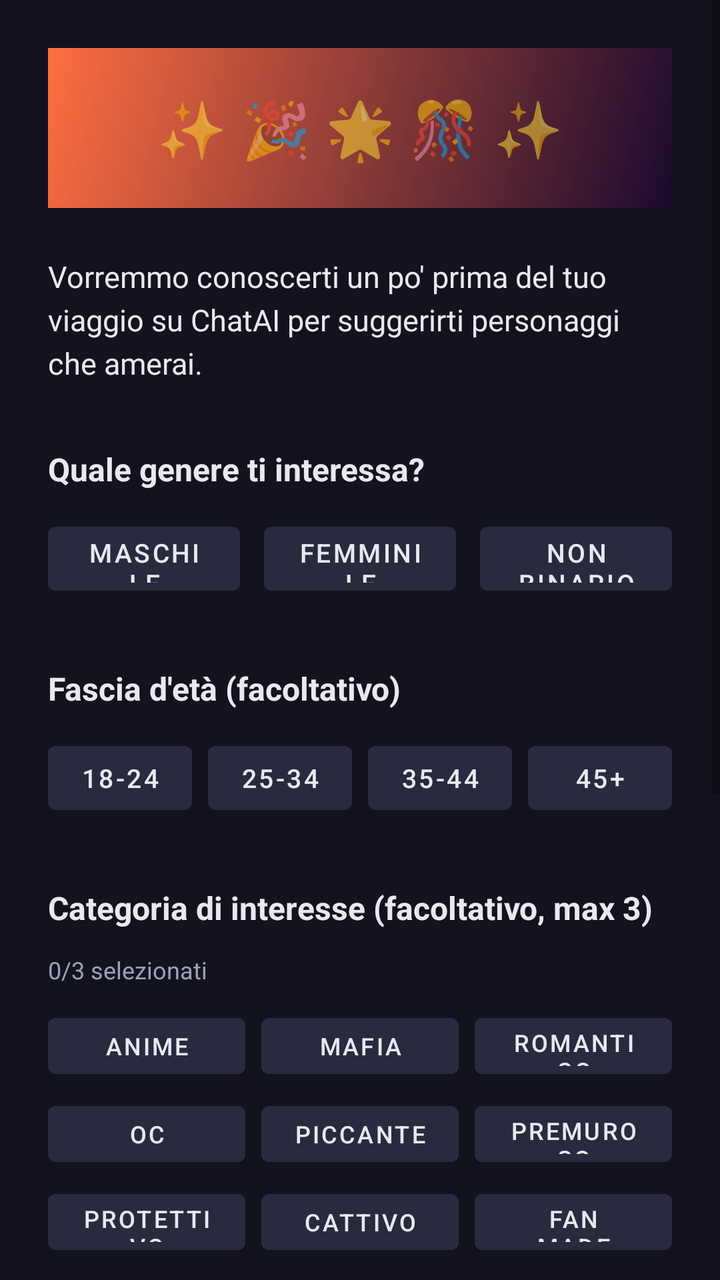
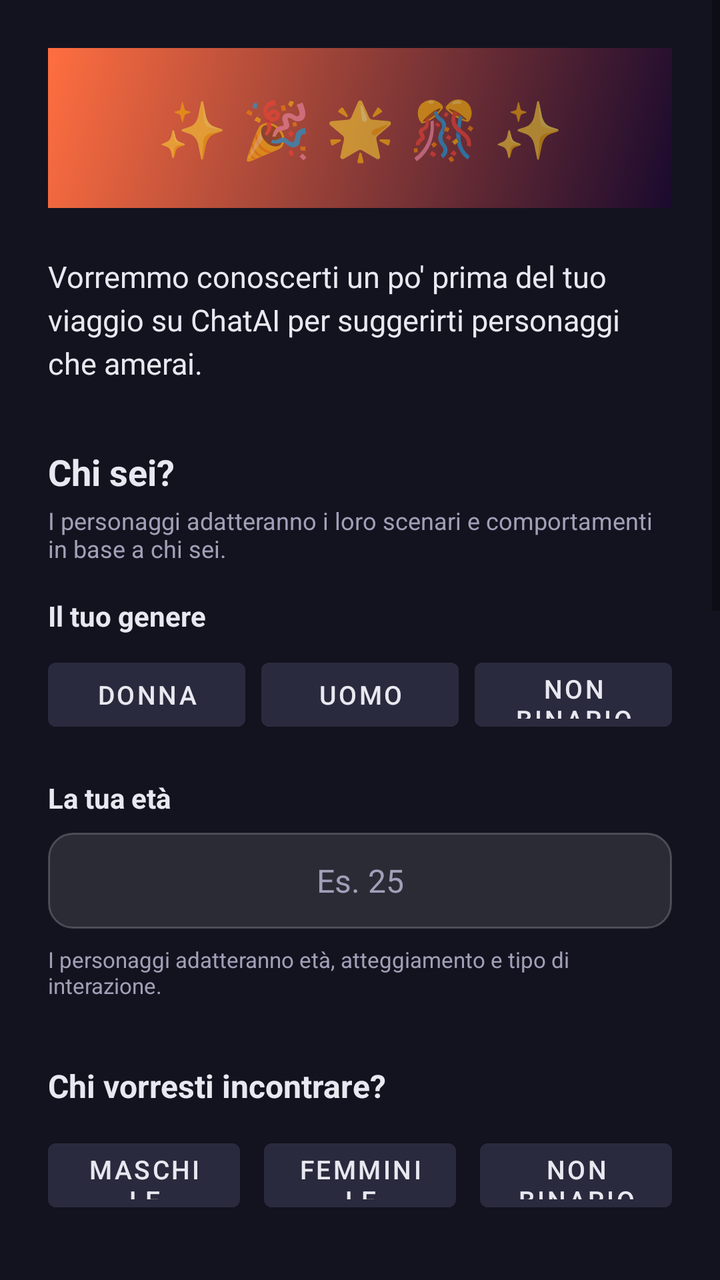

An Android layout rendered at two revisions. The XML below is the earlier revision; the diff shows what the commit changed to produce the second picture.
<!-- AndroidManifest.xml: activity theme AppTheme -->
<!-- res/layout/activity_onboarding.xml -->
<?xml version="1.0" encoding="utf-8"?>
<ScrollView
    xmlns:android="http://schemas.android.com/apk/res/android"
    android:layout_width="match_parent"
    android:layout_height="match_parent"
    android:background="@color/background">

    <LinearLayout
        android:layout_width="match_parent"
        android:layout_height="wrap_content"
        android:orientation="vertical"
        android:padding="24dp">

        
        <TextView
            android:layout_width="match_parent"
            android:layout_height="80dp"
            android:text="✨ 🎉 🌟 🎊 ✨"
            android:textSize="28sp"
            android:gravity="center"
            android:background="@drawable/gradient_background"
            android:layout_marginBottom="24dp"/>

        
        <TextView
            android:layout_width="match_parent"
            android:layout_height="wrap_content"
            android:text="Vorremmo conoscerti un po' prima del tuo viaggio su ChatAI per suggerirti personaggi che amerai."
            android:textSize="15sp"
            android:textColor="@color/on_surface"
            android:lineSpacingExtra="4dp"
            android:layout_marginBottom="32dp"/>

        
        <TextView
            android:layout_width="wrap_content"
            android:layout_height="wrap_content"
            android:text="Quale genere ti interessa?"
            android:textSize="16sp"
            android:textStyle="bold"
            android:textColor="@color/on_surface"
            android:layout_marginBottom="12dp"/>

        <LinearLayout
            android:layout_width="match_parent"
            android:layout_height="wrap_content"
            android:orientation="horizontal"
            android:gravity="center"
            android:layout_marginBottom="32dp">

            <Button
                android:id="@+id/gender_chip_m"
                android:layout_width="0dp"
                android:layout_height="44dp"
                android:layout_weight="1"
                android:text="Maschile"
                android:textSize="13sp"
                android:textColor="@color/on_surface"
                android:backgroundTint="@color/category_chip_bg"
                android:layout_marginRight="6dp"
                android:stateListAnimator="@null"/>

            <Button
                android:id="@+id/gender_chip_f"
                android:layout_width="0dp"
                android:layout_height="44dp"
                android:layout_weight="1"
                android:text="Femminile"
                android:textSize="13sp"
                android:textColor="@color/on_surface"
                android:backgroundTint="@color/category_chip_bg"
                android:layout_marginLeft="6dp"
                android:layout_marginRight="6dp"
                android:stateListAnimator="@null"/>

            <Button
                android:id="@+id/gender_chip_nb"
                android:layout_width="0dp"
                android:layout_height="44dp"
                android:layout_weight="1"
                android:text="Non binario"
                android:textSize="13sp"
                android:textColor="@color/on_surface"
                android:backgroundTint="@color/category_chip_bg"
                android:layout_marginLeft="6dp"
                android:stateListAnimator="@null"/>
        </LinearLayout>

        
        <TextView
            android:layout_width="wrap_content"
            android:layout_height="wrap_content"
            android:text="Fascia d'età (facoltativo)"
            android:textSize="16sp"
            android:textStyle="bold"
            android:textColor="@color/on_surface"
            android:layout_marginBottom="12dp"/>

        <LinearLayout
            android:layout_width="match_parent"
            android:layout_height="wrap_content"
            android:orientation="horizontal"
            android:gravity="center"
            android:layout_marginBottom="32dp">

            <Button
                android:id="@+id/age_18_24"
                android:layout_width="0dp"
                android:layout_height="44dp"
                android:layout_weight="1"
                android:text="18-24"
                android:textSize="13sp"
                android:textColor="@color/on_surface"
                android:backgroundTint="@color/category_chip_bg"
                android:layout_marginRight="4dp"
                android:stateListAnimator="@null"/>

            <Button
                android:id="@+id/age_25_34"
                android:layout_width="0dp"
                android:layout_height="44dp"
                android:layout_weight="1"
                android:text="25-34"
                android:textSize="13sp"
                android:textColor="@color/on_surface"
                android:backgroundTint="@color/category_chip_bg"
                android:layout_marginLeft="4dp"
                android:layout_marginRight="4dp"
                android:stateListAnimator="@null"/>

            <Button
                android:id="@+id/age_35_44"
                android:layout_width="0dp"
                android:layout_height="44dp"
                android:layout_weight="1"
                android:text="35-44"
                android:textSize="13sp"
                android:textColor="@color/on_surface"
                android:backgroundTint="@color/category_chip_bg"
                android:layout_marginLeft="4dp"
                android:layout_marginRight="4dp"
                android:stateListAnimator="@null"/>

            <Button
                android:id="@+id/age_45_plus"
                android:layout_width="0dp"
                android:layout_height="44dp"
                android:layout_weight="1"
                android:text="45+"
                android:textSize="13sp"
                android:textColor="@color/on_surface"
                android:backgroundTint="@color/category_chip_bg"
                android:layout_marginLeft="4dp"
                android:stateListAnimator="@null"/>
        </LinearLayout>

        
        <TextView
            android:layout_width="wrap_content"
            android:layout_height="wrap_content"
            android:text="Categoria di interesse (facoltativo, max 3)"
            android:textSize="16sp"
            android:textStyle="bold"
            android:textColor="@color/on_surface"
            android:layout_marginBottom="12dp"/>

        <TextView
            android:id="@+id/interest_counter"
            android:layout_width="wrap_content"
            android:layout_height="wrap_content"
            android:text="0/3 selezionati"
            android:textSize="12sp"
            android:textColor="@color/on_surface_variant"
            android:layout_marginBottom="12dp"/>

        <LinearLayout
            android:layout_width="match_parent"
            android:layout_height="wrap_content"
            android:orientation="vertical"
            android:layout_marginBottom="32dp">

            <LinearLayout
                android:layout_width="match_parent"
                android:layout_height="wrap_content"
                android:orientation="horizontal"
                android:gravity="center">

                <Button
                    android:id="@+id/tag_anime"
                    android:layout_width="0dp"
                    android:layout_height="40dp"
                    android:layout_weight="1"
                    android:text="Anime"
                    android:textSize="12sp"
                    android:textColor="@color/on_surface"
                    android:backgroundTint="@color/category_chip_bg"
                    android:layout_marginRight="4dp"
                    android:layout_marginBottom="4dp"
                    android:stateListAnimator="@null"/>

                <Button
                    android:id="@+id/tag_mafia"
                    android:layout_width="0dp"
                    android:layout_height="40dp"
                    android:layout_weight="1"
                    android:text="Mafia"
                    android:textSize="12sp"
                    android:textColor="@color/on_surface"
                    android:backgroundTint="@color/category_chip_bg"
                    android:layout_marginLeft="4dp"
                    android:layout_marginRight="4dp"
                    android:layout_marginBottom="4dp"
                    android:stateListAnimator="@null"/>

                <Button
                    android:id="@+id/tag_romantico"
                    android:layout_width="0dp"
                    android:layout_height="40dp"
                    android:layout_weight="1"
                    android:text="Romantico"
                    android:textSize="12sp"
                    android:textColor="@color/on_surface"
                    android:backgroundTint="@color/category_chip_bg"
                    android:layout_marginLeft="4dp"
                    android:layout_marginBottom="4dp"
                    android:stateListAnimator="@null"/>
            </LinearLayout>

            <LinearLayout
                android:layout_width="match_parent"
                android:layout_height="wrap_content"
                android:orientation="horizontal"
                android:gravity="center">

                <Button
                    android:id="@+id/tag_oc"
                    android:layout_width="0dp"
                    android:layout_height="40dp"
                    android:layout_weight="1"
                    android:text="OC"
                    android:textSize="12sp"
                    android:textColor="@color/on_surface"
                    android:backgroundTint="@color/category_chip_bg"
                    android:layout_marginRight="4dp"
                    android:layout_marginBottom="4dp"
                    android:stateListAnimator="@null"/>

                <Button
                    android:id="@+id/tag_piccante"
                    android:layout_width="0dp"
                    android:layout_height="40dp"
                    android:layout_weight="1"
                    android:text="Piccante"
                    android:textSize="12sp"
                    android:textColor="@color/on_surface"
                    android:backgroundTint="@color/category_chip_bg"
                    android:layout_marginLeft="4dp"
                    android:layout_marginRight="4dp"
                    android:layout_marginBottom="4dp"
                    android:stateListAnimator="@null"/>

                <Button
                    android:id="@+id/tag_premuroso"
                    android:layout_width="0dp"
                    android:layout_height="40dp"
                    android:layout_weight="1"
                    android:text="Premuroso"
                    android:textSize="12sp"
                    android:textColor="@color/on_surface"
                    android:backgroundTint="@color/category_chip_bg"
                    android:layout_marginLeft="4dp"
                    android:layout_marginBottom="4dp"
                    android:stateListAnimator="@null"/>
            </LinearLayout>

            <LinearLayout
                android:layout_width="match_parent"
                android:layout_height="wrap_content"
                android:orientation="horizontal"
                android:gravity="center">

                <Button
                    android:id="@+id/tag_protettivo"
                    android:layout_width="0dp"
                    android:layout_height="40dp"
                    android:layout_weight="1"
                    android:text="Protettivo"
                    android:textSize="12sp"
                    android:textColor="@color/on_surface"
                    android:backgroundTint="@color/category_chip_bg"
                    android:layout_marginRight="4dp"
                    android:layout_marginBottom="4dp"
                    android:stateListAnimator="@null"/>

                <Button
                    android:id="@+id/tag_cattivo"
                    android:layout_width="0dp"
                    android:layout_height="40dp"
                    android:layout_weight="1"
                    android:text="Cattivo"
                    android:textSize="12sp"
                    android:textColor="@color/on_surface"
                    android:backgroundTint="@color/category_chip_bg"
                    android:layout_marginLeft="4dp"
                    android:layout_marginRight="4dp"
                    android:layout_marginBottom="4dp"
                    android:stateListAnimator="@null"/>

                <Button
                    android:id="@+id/tag_realizzato_dai_fan"
                    android:layout_width="0dp"
                    android:layout_height="40dp"
                    android:layout_weight="1"
                    android:text="Fan made"
                    android:textSize="12sp"
                    android:textColor="@color/on_surface"
                    android:backgroundTint="@color/category_chip_bg"
                    android:layout_marginLeft="4dp"
                    android:layout_marginBottom="4dp"
                    android:stateListAnimator="@null"/>
            </LinearLayout>

            <LinearLayout
                android:layout_width="match_parent"
                android:layout_height="wrap_content"
                android:orientation="horizontal"
                android:gravity="center">

                <Button
                    android:id="@+id/tag_fittizio"
                    android:layout_width="0dp"
                    android:layout_height="40dp"
                    android:layout_weight="1"
                    android:text="Fittizio"
                    android:textSize="12sp"
                    android:textColor="@color/on_surface"
                    android:backgroundTint="@color/category_chip_bg"
                    android:layout_marginRight="4dp"
                    android:layout_marginBottom="4dp"
                    android:stateListAnimator="@null"/>

                <Button
                    android:id="@+id/tag_amore_proibito"
                    android:layout_width="0dp"
                    android:layout_height="40dp"
                    android:layout_weight="1"
                    android:text="Amore proibito"
                    android:textSize="12sp"
                    android:textColor="@color/on_surface"
                    android:backgroundTint="@color/category_chip_bg"
                    android:layout_marginLeft="4dp"
                    android:layout_marginRight="4dp"
                    android:layout_marginBottom="4dp"
                    android:stateListAnimator="@null"/>

                <Button
                    android:id="@+id/tag_punto_di_vista_femminile"
                    android:layout_width="0dp"
                    android:layout_height="40dp"
                    android:layout_weight="1"
                    android:text="POV femminile"
                    android:textSize="12sp"
                    android:textColor="@color/on_surface"
                    android:backgroundTint="@color/category_chip_bg"
                    android:layout_marginLeft="4dp"
                    android:layout_marginBottom="4dp"
                    android:stateListAnimator="@null"/>
            </LinearLayout>

            <LinearLayout
                android:layout_width="match_parent"
                android:layout_height="wrap_content"
                android:orientation="horizontal"
                android:gravity="center">

                <Button
                    android:id="@+id/tag_atletico"
                    android:layout_width="0dp"
                    android:layout_height="40dp"
                    android:layout_weight="1"
                    android:text="Atletico"
                    android:textSize="12sp"
                    android:textColor="@color/on_surface"
                    android:backgroundTint="@color/category_chip_bg"
                    android:layout_marginRight="4dp"
                    android:layout_marginBottom="4dp"
                    android:stateListAnimator="@null"/>

                <Button
                    android:id="@+id/tag_musica"
                    android:layout_width="0dp"
                    android:layout_height="40dp"
                    android:layout_weight="1"
                    android:text="Musica"
                    android:textSize="12sp"
                    android:textColor="@color/on_surface"
                    android:backgroundTint="@color/category_chip_bg"
                    android:layout_marginLeft="4dp"
                    android:layout_marginRight="4dp"
                    android:layout_marginBottom="4dp"
                    android:stateListAnimator="@null"/>

                <Button
                    android:id="@+id/tag_arte"
                    android:layout_width="0dp"
                    android:layout_height="40dp"
                    android:layout_weight="1"
                    android:text="Arte"
                    android:textSize="12sp"
                    android:textColor="@color/on_surface"
                    android:backgroundTint="@color/category_chip_bg"
                    android:layout_marginLeft="4dp"
                    android:layout_marginBottom="4dp"
                    android:stateListAnimator="@null"/>
            </LinearLayout>

            <LinearLayout
                android:layout_width="match_parent"
                android:layout_height="wrap_content"
                android:orientation="horizontal"
                android:gravity="center">

                <Button
                    android:id="@+id/tag_gaming"
                    android:layout_width="0dp"
                    android:layout_height="40dp"
                    android:layout_weight="1"
                    android:text="Gaming"
                    android:textSize="12sp"
                    android:textColor="@color/on_surface"
                    android:backgroundTint="@color/category_chip_bg"
                    android:layout_marginRight="4dp"
                    android:layout_marginBottom="4dp"
                    android:stateListAnimator="@null"/>

                <Button
                    android:id="@+id/tag_sport"
                    android:layout_width="0dp"
                    android:layout_height="40dp"
                    android:layout_weight="1"
                    android:text="Sport"
                    android:textSize="12sp"
                    android:textColor="@color/on_surface"
                    android:backgroundTint="@color/category_chip_bg"
                    android:layout_marginLeft="4dp"
                    android:layout_marginRight="4dp"
                    android:layout_marginBottom="4dp"
                    android:stateListAnimator="@null"/>

                <Button
                    android:id="@+id/tag_cucina"
                    android:layout_width="0dp"
                    android:layout_height="40dp"
                    android:layout_weight="1"
                    android:text="Cucina"
                    android:textSize="12sp"
                    android:textColor="@color/on_surface"
                    android:backgroundTint="@color/category_chip_bg"
                    android:layout_marginLeft="4dp"
                    android:layout_marginBottom="4dp"
                    android:stateListAnimator="@null"/>
            </LinearLayout>

            <LinearLayout
                android:layout_width="match_parent"
                android:layout_height="wrap_content"
                android:orientation="horizontal"
                android:gravity="center">

                <Button
                    android:id="@+id/tag_viaggi"
                    android:layout_width="0dp"
                    android:layout_height="40dp"
                    android:layout_weight="1"
                    android:text="Viaggi"
                    android:textSize="12sp"
                    android:textColor="@color/on_surface"
                    android:backgroundTint="@color/category_chip_bg"
                    android:layout_marginRight="4dp"
                    android:layout_marginBottom="4dp"
                    android:stateListAnimator="@null"/>

                <Button
                    android:id="@+id/tag_tecnologia"
                    android:layout_width="0dp"
                    android:layout_height="40dp"
                    android:layout_weight="1"
                    android:text="Tecnologia"
                    android:textSize="12sp"
                    android:textColor="@color/on_surface"
                    android:backgroundTint="@color/category_chip_bg"
                    android:layout_marginLeft="4dp"
                    android:layout_marginRight="4dp"
                    android:layout_marginBottom="4dp"
                    android:stateListAnimator="@null"/>

                <Button
                    android:id="@+id/tag_moda"
                    android:layout_width="0dp"
                    android:layout_height="40dp"
                    android:layout_weight="1"
                    android:text="Moda"
                    android:textSize="12sp"
                    android:textColor="@color/on_surface"
                    android:backgroundTint="@color/category_chip_bg"
                    android:layout_marginLeft="4dp"
                    android:layout_marginBottom="4dp"
                    android:stateListAnimator="@null"/>
            </LinearLayout>

            <LinearLayout
                android:layout_width="match_parent"
                android:layout_height="wrap_content"
                android:orientation="horizontal"
                android:gravity="center">

                <Button
                    android:id="@+id/tag_natura"
                    android:layout_width="0dp"
                    android:layout_height="40dp"
                    android:layout_weight="1"
                    android:text="Natura"
                    android:textSize="12sp"
                    android:textColor="@color/on_surface"
                    android:backgroundTint="@color/category_chip_bg"
                    android:layout_marginRight="4dp"
                    android:layout_marginBottom="4dp"
                    android:stateListAnimator="@null"/>

                <Button
                    android:id="@+id/tag_storia"
                    android:layout_width="0dp"
                    android:layout_height="40dp"
                    android:layout_weight="1"
                    android:text="Storia"
                    android:textSize="12sp"
                    android:textColor="@color/on_surface"
                    android:backgroundTint="@color/category_chip_bg"
                    android:layout_marginLeft="4dp"
                    android:layout_marginRight="4dp"
                    android:layout_marginBottom="4dp"
                    android:stateListAnimator="@null"/>

                <Button
                    android:id="@+id/tag_scienza"
                    android:layout_width="0dp"
                    android:layout_height="40dp"
                    android:layout_weight="1"
                    android:text="Scienza"
                    android:textSize="12sp"
                    android:textColor="@color/on_surface"
                    android:backgroundTint="@color/category_chip_bg"
                    android:layout_marginLeft="4dp"
                    android:layout_marginBottom="4dp"
                    android:stateListAnimator="@null"/>
            </LinearLayout>

            <LinearLayout
                android:layout_width="match_parent"
                android:layout_height="wrap_content"
                android:orientation="horizontal"
                android:gravity="center">

                <Button
                    android:id="@+id/tag_mistero"
                    android:layout_width="0dp"
                    android:layout_height="40dp"
                    android:layout_weight="1"
                    android:text="Mistero"
                    android:textSize="12sp"
                    android:textColor="@color/on_surface"
                    android:backgroundTint="@color/category_chip_bg"
                    android:layout_marginRight="4dp"
                    android:layout_marginBottom="4dp"
                    android:stateListAnimator="@null"/>

                <Button
                    android:id="@+id/tag_spiritualita"
                    android:layout_width="0dp"
                    android:layout_height="40dp"
                    android:layout_weight="1"
                    android:text="Spiritualità"
                    android:textSize="12sp"
                    android:textColor="@color/on_surface"
                    android:backgroundTint="@color/category_chip_bg"
                    android:layout_marginLeft="4dp"
                    android:layout_marginBottom="4dp"
                    android:stateListAnimator="@null"/>

                <Button
                    android:layout_width="0dp"
                    android:layout_height="40dp"
                    android:layout_weight="1"
                    android:visibility="invisible"/>
            </LinearLayout>

        </LinearLayout>

        
        <Button
            android:id="@+id/btn_onboarding_confirm"
            android:layout_width="match_parent"
            android:layout_height="52dp"
            android:text="Entra in ChatAI"
            android:textSize="16sp"
            android:textColor="#FFFFFF"
            android:backgroundTint="@color/primary"
            android:enabled="false"
            android:layout_marginBottom="24dp"/>

    </LinearLayout>

</ScrollView>
<!-- resources referenced by this layout -->
<resources>
  <color name="background">#13131F</color>
  <color name="category_chip_bg">#2A2A3E</color>
  <color name="on_surface">#E8E8F0</color>
  <color name="on_surface_variant">#A0A0B8</color>
  <color name="primary">#7C4DFF</color>
  <!-- drawable gradient_background (drawable) -->
  <?xml version="1.0" encoding="utf-8"?>
  <shape xmlns:android="http://schemas.android.com/apk/res/android" android:shape="rectangle">
      <gradient
          android:startColor="#1A0A2E"
          android:endColor="#FF6E40"
          android:angle="135" />
  </shape>
  <style name="AppTheme" parent="Theme.MaterialComponents.DayNight.NoActionBar">
          <item name="colorPrimary">@color/primary</item>
          <item name="colorPrimaryDark">@color/primary_dark</item>
          <item name="colorAccent">@color/primary</item>
          <item name="colorOnPrimary">@color/on_primary</item>
          <item name="colorSurface">@color/surface</item>
          <item name="colorOnSurface">@color/on_surface</item>
          <item name="android:colorBackground">@color/background</item>
          <item name="android:windowBackground">@color/background</item>
          <item name="android:statusBarColor">@color/background_dark</item>
          <item name="android:navigationBarColor">@color/bottom_nav_bg</item>
          <item name="android:windowLightStatusBar">false</item>
      </style>
  <color name="primary_dark">#651FFF</color>
  <color name="on_primary">#FFFFFF</color>
  <color name="surface">#1E1E2E</color>
  <color name="background_dark">#0D0D16</color>
  <color name="bottom_nav_bg">#1A1A2E</color>
</resources>

<!-- the commit's change to res/layout/activity_onboarding.xml (unified diff, before → after) -->
@@ -35,7 +35,113 @@
         <TextView
             android:layout_width="wrap_content"
             android:layout_height="wrap_content"
-            android:text="Quale genere ti interessa?"
+            android:text="Chi sei?"
+            android:textSize="18sp"
+            android:textStyle="bold"
+            android:textColor="@color/on_surface"
+            android:layout_marginBottom="4dp"/>
+
+        <TextView
+            android:layout_width="wrap_content"
+            android:layout_height="wrap_content"
+            android:text="I personaggi adatteranno i loro scenari e comportamenti in base a chi sei."
+            android:textSize="12sp"
+            android:textColor="@color/on_surface_variant"
+            android:layout_marginBottom="16dp"/>
+
+        
+        <TextView
+            android:layout_width="wrap_content"
+            android:layout_height="wrap_content"
+            android:text="Il tuo genere"
+            android:textSize="14sp"
+            android:textStyle="bold"
+            android:textColor="@color/on_surface"
+            android:layout_marginBottom="8dp"/>
+
+        <LinearLayout
+            android:layout_width="match_parent"
+            android:layout_height="wrap_content"
+            android:orientation="horizontal"
+            android:gravity="center"
+            android:layout_marginBottom="20dp">
+
+            <Button
+                android:id="@+id/user_gender_f"
+                android:layout_width="0dp"
+                android:layout_height="44dp"
+                android:layout_weight="1"
+                android:text="Donna"
+                android:textSize="13sp"
+                android:textColor="@color/on_surface"
+                android:backgroundTint="@color/category_chip_bg"
+                android:layout_marginRight="4dp"
+                android:stateListAnimator="@null"/>
+
+            <Button
+                android:id="@+id/user_gender_m"
+                android:layout_width="0dp"
+                android:layout_height="44dp"
+                android:layout_weight="1"
+                android:text="Uomo"
+                android:textSize="13sp"
+                android:textColor="@color/on_surface"
+                android:backgroundTint="@color/category_chip_bg"
+                android:layout_marginLeft="4dp"
+                android:layout_marginRight="4dp"
+                android:stateListAnimator="@null"/>
+
+            <Button
+                android:id="@+id/user_gender_nb"
+                android:layout_width="0dp"
+                android:layout_height="44dp"
+                android:layout_weight="1"
+                android:text="Non binario"
+                android:textSize="13sp"
+                android:textColor="@color/on_surface"
+                android:backgroundTint="@color/category_chip_bg"
+                android:layout_marginLeft="4dp"
+                android:stateListAnimator="@null"/>
+        </LinearLayout>
+
+        
+        <TextView
+            android:layout_width="wrap_content"
+            android:layout_height="wrap_content"
+            android:text="La tua età"
+            android:textSize="14sp"
+            android:textStyle="bold"
+            android:textColor="@color/on_surface"
+            android:layout_marginBottom="8dp"/>
+
+        <EditText
+            android:id="@+id/user_age_input"
+            android:layout_width="match_parent"
+            android:layout_height="48dp"
+            android:background="@drawable/rounded_chip_bg"
+            android:hint="Es. 25"
+            android:inputType="number"
+            android:maxLength="2"
+            android:gravity="center"
+            android:textSize="16sp"
+            android:textColor="@color/on_surface"
+            android:textColorHint="@color/on_surface_variant"
+            android:layout_marginBottom="8dp"/>
+
+        <TextView
+            android:layout_width="wrap_content"
+            android:layout_height="wrap_content"
+            android:text="I personaggi adatteranno età, atteggiamento e tipo di interazione."
+            android:textSize="11sp"
+            android:textColor="@color/on_surface_variant"
+            android:layout_marginBottom="32dp"/>
+
+        
+        
+        <TextView
+            android:layout_width="wrap_content"
+            android:layout_height="wrap_content"
+            android:text="Chi vorresti incontrare?"
             android:textSize="16sp"
             android:textStyle="bold"
             android:textColor="@color/on_surface"
<!-- resource entries referenced after the edit -->
@@ -12,6 +12,15 @@
           android:startColor="#1A0A2E"
           android:endColor="#FF6E40"
           android:angle="135" />
+  </shape>
+  <!-- drawable rounded_chip_bg (drawable) -->
+  <?xml version="1.0" encoding="utf-8"?>
+  <shape xmlns:android="http://schemas.android.com/apk/res/android"
+      android:shape="rectangle">
+      <solid android:color="#1AFFFFFF"/>
+      <corners android:radius="12dp"/>
+      <stroke android:width="1dp" android:color="#33FFFFFF"/>
+      <padding android:left="12dp" android:right="12dp" android:top="4dp" android:bottom="4dp"/>
   </shape>
   <style name="AppTheme" parent="Theme.MaterialComponents.DayNight.NoActionBar">
           <item name="colorPrimary">@color/primary</item>
